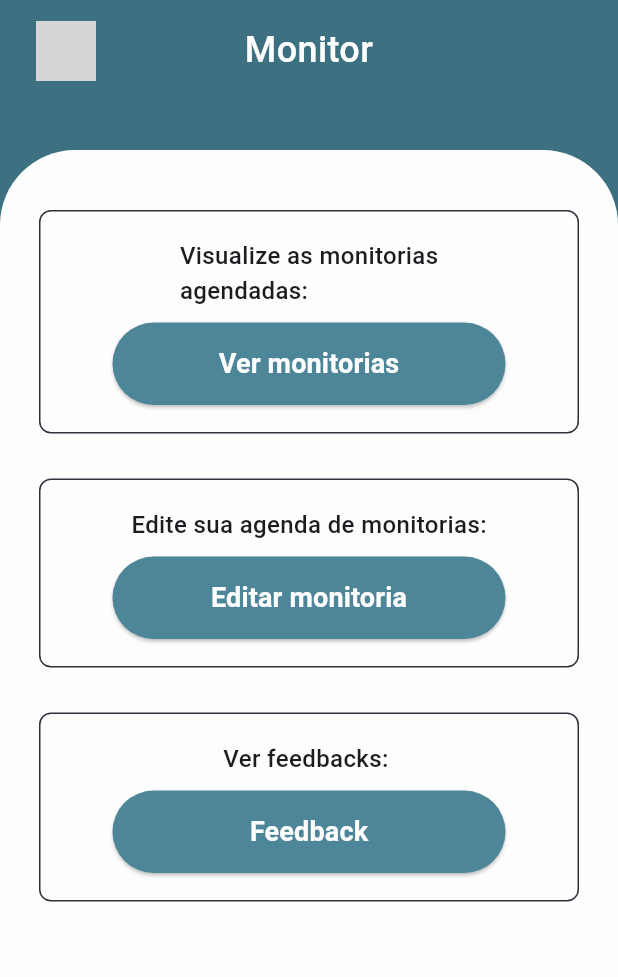
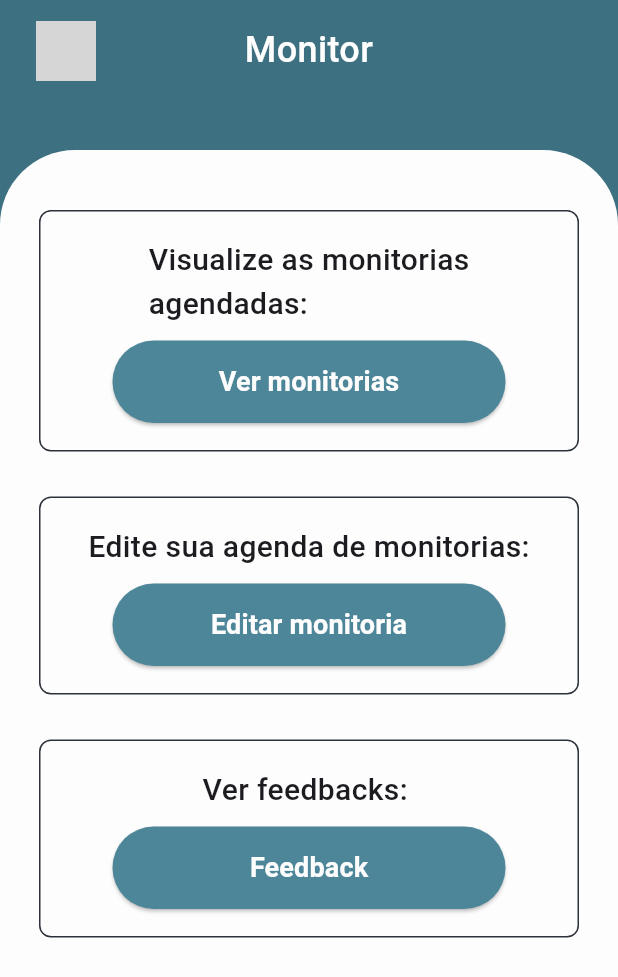
Before and after one commit to stackOverTech/front-mobile, a Flutter app: the AddMonitoria screen opened directly, on a phone screen of 412 x 824 dp. Shown: the top 977 px of the screen. Run offline on Flutter 3.47's test engine with Material 3 defaults, Android fonts, the phone set to English and light mode, and no system bars; our stand-ins replace connectivity_plus, table_calendar; grey boxes are pictures that could not be loaded.

Commit message:
building screen "agendarMonitoriaMonitor"

```diff
--- a/lib/pages/add_monitoria.dart
+++ b/lib/pages/add_monitoria.dart
@@ -1,22 +1,8 @@
 import 'package:flutter/material.dart';
 import 'package:one/helpers/appcolors.dart';
-import 'package:one/pages/feedback_monitors.dart';
 import 'package:one/pages/edit_teacher_agenda.dart';
 import 'package:one/pages/view_teacher_agenda.dart';
-
-
-void main() {
-  runApp(MyApp());
-}
-
-class MyApp extends StatelessWidget {
-  @override
-  Widget build(BuildContext context) {
-    return MaterialApp(
-      home: AddMonitoria(),
-    );
-  }
-}
+import 'package:one/pages/view_feedback_monitors.dart';
 
 class AddMonitoria extends StatelessWidget {
   @override
@@ -82,7 +68,7 @@ class AddMonitoria extends StatelessWidget {
                         const Text(
                           'Visualize as monitorias\nagendadas:',
                           style: TextStyle(
-                              fontSize: 16, fontWeight: FontWeight.w500),
+                              fontSize: 20, fontWeight: FontWeight.w500),
                         ),
                         const SizedBox(height: 10),
                         ElevatedButton(
@@ -119,7 +105,7 @@ class AddMonitoria extends StatelessWidget {
                         const Text(
                           'Edite sua agenda de monitorias:',
                           style: TextStyle(
-                              fontSize: 16, fontWeight: FontWeight.w500),
+                              fontSize: 20, fontWeight: FontWeight.w500),
                         ),
                         const SizedBox(height: 10),
                         ElevatedButton(
@@ -156,7 +142,7 @@ class AddMonitoria extends StatelessWidget {
                         const Text(
                           'Ver feedbacks: ',
                           style: TextStyle(
-                              fontSize: 16, fontWeight: FontWeight.w500),
+                              fontSize: 20, fontWeight: FontWeight.w500),
                         ),
                         const SizedBox(height: 10),
                         ElevatedButton(
@@ -164,7 +150,7 @@ class AddMonitoria extends StatelessWidget {
                             Navigator.push(
                               context,
                               MaterialPageRoute(
-                                  builder: (context) => FeedbackMonitors()),
+                                  builder: (context) => ViewFeedbackMonitors()),
                             );
                           },
                           style: ElevatedButton.styleFrom(
```
